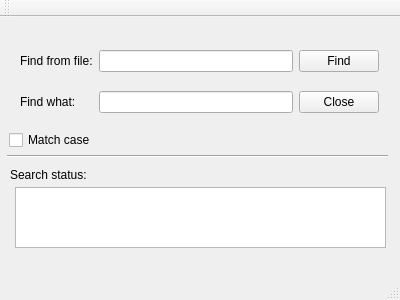
Before: the Qt Designer form student/12/find_dialog/mainwindow.ui in ItsOpaz/ohjelmointi2, drawn with Qt 5.
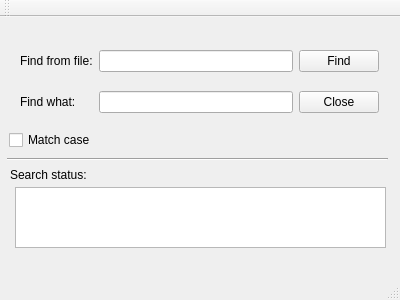
After: the same form once the commit is applied.

The edit to the form file:
```diff
--- a/student/12/find_dialog/mainwindow.ui
+++ b/student/12/find_dialog/mainwindow.ui
@@ -100,9 +100,9 @@
     <property name="geometry">
      <rect>
       <x>7</x>
-      <y>119</y>
+      <y>134</y>
       <width>381</width>
-      <height>41</height>
+      <height>16</height>
      </rect>
     </property>
     <property name="orientation">
```
Left out of the diff: 16 changed lines with no effect on the pictures.
